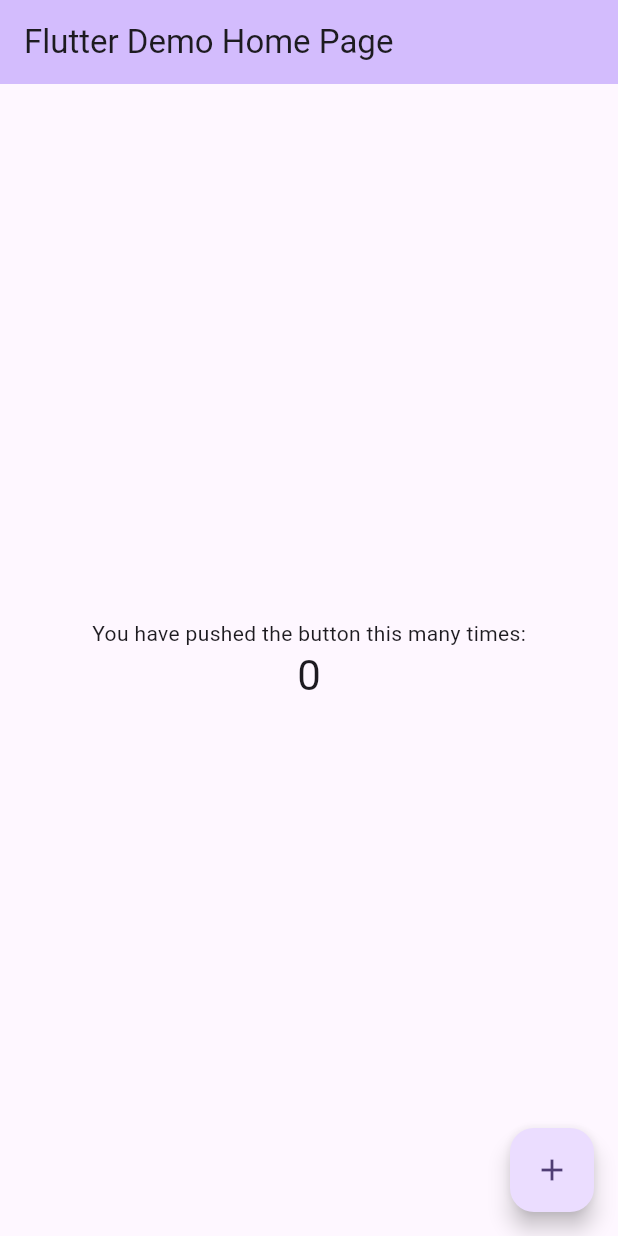
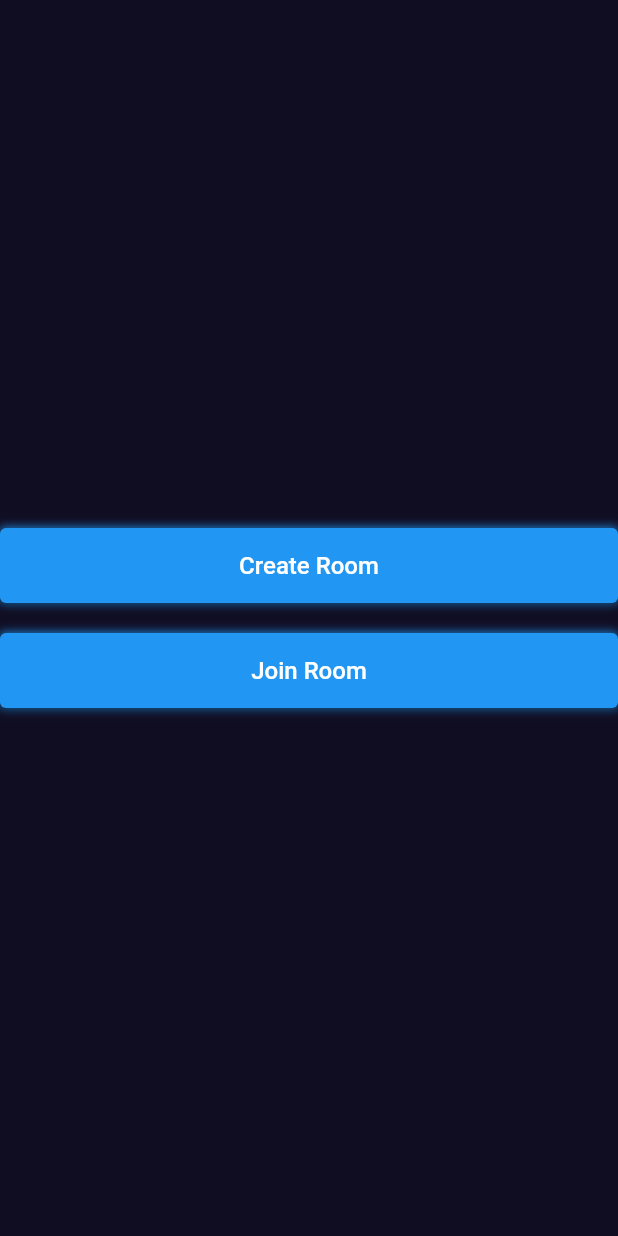
Before and after one commit to nat246/multiplayer_tictactoe, a Flutter app: the screen it shows after launch, on a phone screen of 412 x 824 dp. Run offline on Flutter 3.47's test engine with Material 2 defaults, Android fonts, the phone set to English and light mode, and no system bars.

Commit message:
added button and responsiveness

```diff
--- a/lib/main.dart
+++ b/lib/main.dart
@@ -1,4 +1,6 @@
 import 'package:flutter/material.dart';
+import 'package:multiplayer_tictactoe/screens/main_menu_page.dart';
+import 'package:multiplayer_tictactoe/utils/colors.dart';
 
 void main() {
   runApp(const MyApp());
@@ -7,119 +9,15 @@ void main() {
 class MyApp extends StatelessWidget {
   const MyApp({super.key});
 
-  // This widget is the root of your application.
   @override
   Widget build(BuildContext context) {
     return MaterialApp(
+      debugShowCheckedModeBanner: false,
       title: 'Flutter Demo',
-      theme: ThemeData(
-        // This is the theme of your application.
-        //
-        // TRY THIS: Try running your application with "flutter run". You'll see
-        // the application has a blue toolbar. Then, without quitting the app,
-        // try changing the seedColor in the colorScheme below to Colors.green
-        // and then invoke "hot reload" (save your changes or press the "hot
-        // reload" button in a Flutter-supported IDE, or press "r" if you used
-        // the command line to start the app).
-        //
-        // Notice that the counter didn't reset back to zero; the application
-        // state is not lost during the reload. To reset the state, use hot
-        // restart instead.
-        //
-        // This works for code too, not just values: Most code changes can be
-        // tested with just a hot reload.
-        colorScheme: ColorScheme.fromSeed(seedColor: Colors.deepPurple),
-        useMaterial3: true,
+      theme: ThemeData.dark().copyWith(
+          scaffoldBackgroundColor: bgColor,
       ),
-      home: const MyHomePage(title: 'Flutter Demo Home Page'),
+      home: const MainMenuPage(),
     );
   }
 }
-
-class MyHomePage extends StatefulWidget {
-  const MyHomePage({super.key, required this.title});
-
-  // This widget is the home page of your application. It is stateful, meaning
-  // that it has a State object (defined below) that contains fields that affect
-  // how it looks.
-
-  // This class is the configuration for the state. It holds the values (in this
-  // case the title) provided by the parent (in this case the App widget) and
-  // used by the build method of the State. Fields in a Widget subclass are
-  // always marked "final".
-
-  final String title;
-
-  @override
-  State<MyHomePage> createState() => _MyHomePageState();
-}
-
-class _MyHomePageState extends State<MyHomePage> {
-  int _counter = 0;
-
-  void _incrementCounter() {
-    setState(() {
-      // This call to setState tells the Flutter framework that something has
-      // changed in this State, which causes it to rerun the build method below
-      // so that the display can reflect the updated values. If we changed
-      // _counter without calling setState(), then the build method would not be
-      // called again, and so nothing would appear to happen.
-      _counter++;
-    });
-  }
-
-  @override
-  Widget build(BuildContext context) {
-    // This method is rerun every time setState is called, for instance as done
-    // by the _incrementCounter method above.
-    //
-    // The Flutter framework has been optimized to make rerunning build methods
-    // fast, so that you can just rebuild anything that needs updating rather
-    // than having to individually change instances of widgets.
-    return Scaffold(
-      appBar: AppBar(
-        // TRY THIS: Try changing the color here to a specific color (to
-        // Colors.amber, perhaps?) and trigger a hot reload to see the AppBar
-        // change color while the other colors stay the same.
-        backgroundColor: Theme.of(context).colorScheme.inversePrimary,
-        // Here we take the value from the MyHomePage object that was created by
-        // the App.build method, and use it to set our appbar title.
-        title: Text(widget.title),
-      ),
-      body: Center(
-        // Center is a layout widget. It takes a single child and positions it
-        // in the middle of the parent.
-        child: Column(
-          // Column is also a layout widget. It takes a list of children and
-          // arranges them vertically. By default, it sizes itself to fit its
-          // children horizontally, and tries to be as tall as its parent.
-          //
-          // Column has various properties to control how it sizes itself and
-          // how it positions its children. Here we use mainAxisAlignment to
-          // center the children vertically; the main axis here is the vertical
-          // axis because Columns are vertical (the cross axis would be
-          // horizontal).
-          //
-          // TRY THIS: Invoke "debug painting" (choose the "Toggle Debug Paint"
-          // action in the IDE, or press "p" in the console), to see the
-          // wireframe for each widget.
-          mainAxisAlignment: MainAxisAlignment.center,
-          children: <Widget>[
-            const Text(
-              'You have pushed the button this many times:',
-            ),
-            Text(
-              '$_counter',
-              style: Theme.of(context).textTheme.headlineMedium,
-            ),
-          ],
-        ),
-      ),
-      floatingActionButton: FloatingActionButton(
-        onPressed: _incrementCounter,
-        tooltip: 'Increment',
-        child: const Icon(Icons.add),
-      ), // This trailing comma makes auto-formatting nicer for build methods.
-    );
-  }
-}
--- /dev/null
+++ b/lib/responsive/responsive.dart
@@ -0,0 +1,18 @@
+import 'package:flutter/material.dart';
+
+class Responsive extends StatelessWidget {
+  final Widget child;
+  const Responsive({super.key, required this.child});
+
+  @override
+  Widget build(BuildContext context) {
+    return Center(
+      child: ConstrainedBox(
+        constraints: const BoxConstraints(
+          maxWidth: 600,
+        ),
+        child: child,
+      ),
+    );
+  }
+}
--- /dev/null
+++ b/lib/screens/main_menu_page.dart
@@ -0,0 +1,25 @@
+import 'package:flutter/material.dart';
+import 'package:multiplayer_tictactoe/responsive/responsive.dart';
+import 'package:multiplayer_tictactoe/widgets/custom_button.dart';
+
+class MainMenuPage extends StatelessWidget {
+  const MainMenuPage({super.key});
+
+  @override
+  Widget build(BuildContext context) {
+    return Scaffold(
+      body: Center(
+        child: Responsive(
+          child: Column(
+            mainAxisAlignment: MainAxisAlignment.center,
+            children: [
+              CustomButton(onTap: () {}, text: 'Create Room'),
+              const SizedBox(height: 20,),
+              CustomButton(onTap: () {}, text: 'Join Room'),
+            ],
+          ),
+        ),
+      ),
+    );
+  }
+}
--- /dev/null
+++ b/lib/utils/colors.dart
@@ -0,0 +1,3 @@
+import 'package:flutter/material.dart';
+
+const bgColor = Color.fromRGBO(16, 13, 34, 1);
--- /dev/null
+++ b/lib/widgets/custom_button.dart
@@ -0,0 +1,31 @@
+import 'package:flutter/material.dart';
+
+class CustomButton extends StatelessWidget {
+  final VoidCallback onTap;
+  final String text;
+
+  const CustomButton({super.key, required this.onTap, required this.text});
+
+  @override
+  Widget build(BuildContext context) {
+    final width = MediaQuery.of(context).size.width;
+
+    return Container(
+      decoration: const BoxDecoration(
+        boxShadow: [
+          BoxShadow(
+            color: Colors.blue,
+            blurRadius: 5,
+          )
+        ]
+      ),
+      child: ElevatedButton(
+        onPressed: onTap,
+        style: ElevatedButton.styleFrom(
+          minimumSize: Size(width, 50)
+        ),
+        child: Text(text, style: const TextStyle(fontSize: 16),),
+      ),
+    );
+  }
+}
```
